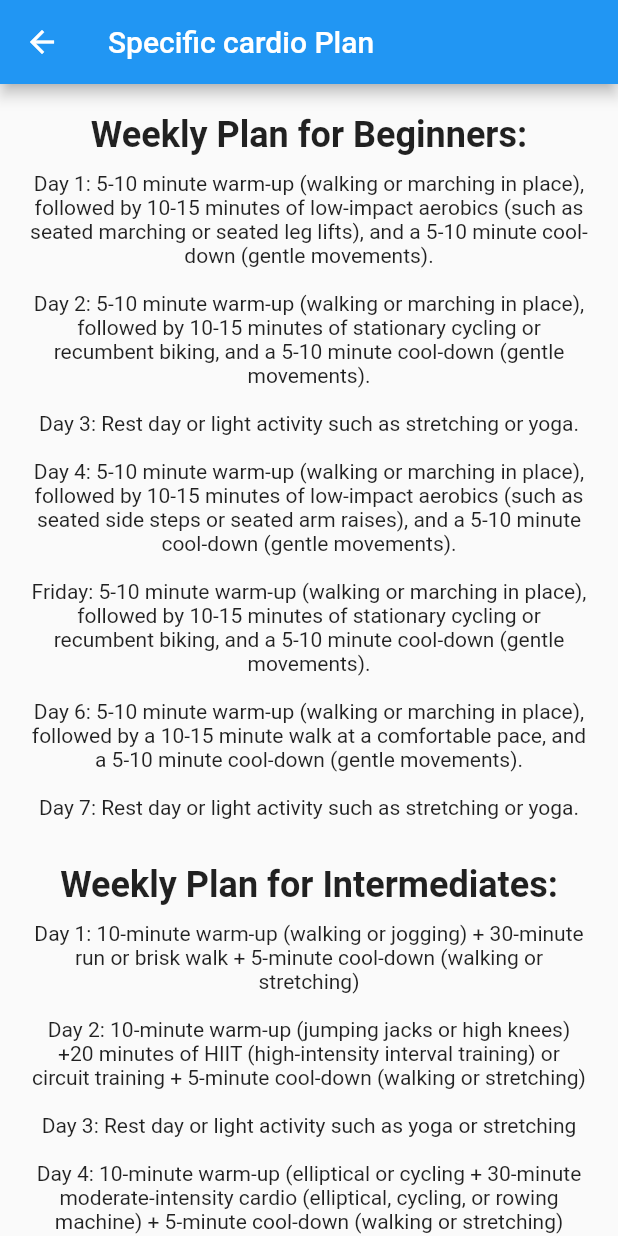
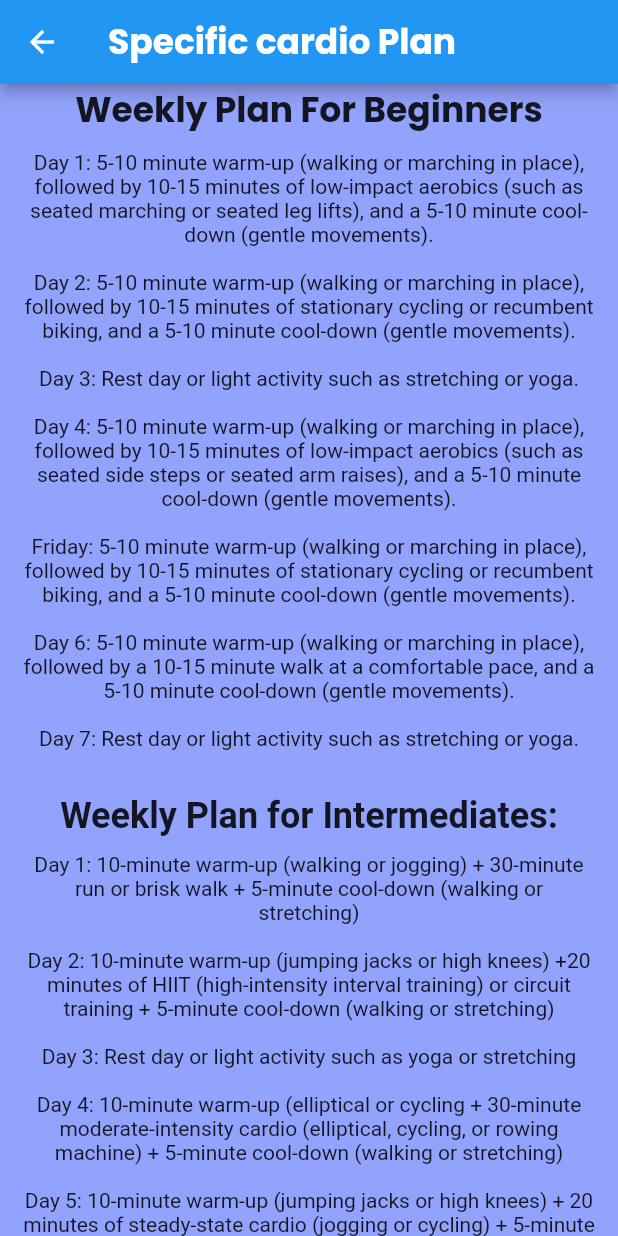
Before and after one commit to WSU-4110/health.e, a Flutter app: the screen it shows once a user with an empty profile is signed in, after a tap on "Personal Workout", on a phone screen of 412 x 824 dp. Run offline on Flutter 3.47's test engine with Material 2 defaults, Android fonts, the light colour scheme and no system bars; our stand-ins replace datetime_picker_formfield_new, firebase_auth, firebase_core, flutter_local_notifications, flutter_svg, font_awesome_flutter and 7 more; accounts and stored records are empty.

Commit message:
Started fixing layout of workouts.

```diff
--- a/lib/screen/Workouts/WorkoutCardio.dart
+++ b/lib/screen/Workouts/WorkoutCardio.dart
@@ -1,5 +1,6 @@
 import 'package:flutter/material.dart';
-
+import 'package:google_fonts/google_fonts.dart';
+import 'package:healthe/value/color.dart';
 
 class WorkoutCardio extends StatelessWidget {
 
@@ -7,41 +8,52 @@ class WorkoutCardio extends StatelessWidget {
   Widget build(BuildContext context) {
     return Scaffold(
       appBar: AppBar(
-        title: const Text('Specific cardio Plan'),
+        title: Text(
+          'Specific cardio Plan',
+          style:
+          GoogleFonts.poppins(fontStyle: FontStyle.normal, fontWeight: FontWeight.w700, fontSize: 23),
         ),
-      body: SingleChildScrollView(
-        child: Container(
-          padding: const EdgeInsets.all(20.0),
+      ),
+      body: Container(
+        padding: const EdgeInsets.only(left: 15, right: 15),
+        decoration: BoxDecoration(
+          gradient: LinearGradient(
+            colors: [gradientColors_1, gradientColors_1],
+          ),
+        ),
+        child: SingleChildScrollView(
+        child: Expanded(
         child: Column(
           mainAxisAlignment: MainAxisAlignment.center,
           crossAxisAlignment: CrossAxisAlignment.center,
-            children: const <Widget>[
+          children: [
             Text(
-                'Weekly Plan for Beginners:',
-                style: TextStyle(fontSize: 24.0, fontWeight: FontWeight.bold),
+              "Weekly Plan For Beginners",
+              style:
+              GoogleFonts.poppins(fontStyle: FontStyle.normal, fontWeight: FontWeight.w700, fontSize: 23),
             ),
-              SizedBox(height: 10.0),
-              Text(
+              const SizedBox(height: 10.0),
+              const Text(
                 'Day 1: 5-10 minute warm-up (walking or marching in place), followed by 10-15 minutes of low-impact aerobics (such as seated marching or seated leg lifts), and a 5-10 minute cool-down (gentle movements).\n\nDay 2: 5-10 minute warm-up (walking or marching in place), followed by 10-15 minutes of stationary cycling or recumbent biking, and a 5-10 minute cool-down (gentle movements).\n\nDay 3: Rest day or light activity such as stretching or yoga.\n\nDay 4: 5-10 minute warm-up (walking or marching in place), followed by 10-15 minutes of low-impact aerobics (such as seated side steps or seated arm raises), and a 5-10 minute cool-down (gentle movements).\n\nFriday: 5-10 minute warm-up (walking or marching in place), followed by 10-15 minutes of stationary cycling or recumbent biking, and a 5-10 minute cool-down (gentle movements).\n\nDay 6: 5-10 minute warm-up (walking or marching in place), followed by a 10-15 minute walk at a comfortable pace, and a 5-10 minute cool-down (gentle movements).\n\nDay 7: Rest day or light activity such as stretching or yoga.',
                 textAlign: TextAlign.center,
               ),
-              SizedBox(height: 30.0),
-              Text(
+              const SizedBox(height: 30.0),
+              const Text(
                 'Weekly Plan for Intermediates:',
                 style: TextStyle(fontSize: 24.0, fontWeight: FontWeight.bold),
               ),
-              SizedBox(height: 10.0),
-              Text(
+              const SizedBox(height: 10.0),
+              const Text(
                 'Day 1: 10-minute warm-up (walking or jogging) + 30-minute run or brisk walk + 5-minute cool-down (walking or stretching)\n\nDay 2: 10-minute warm-up (jumping jacks or high knees) +20 minutes of HIIT (high-intensity interval training) or circuit training + 5-minute cool-down (walking or stretching)\n\nDay 3: Rest day or light activity such as yoga or stretching\n\nDay 4: 10-minute warm-up (elliptical or cycling + 30-minute moderate-intensity cardio (elliptical, cycling, or rowing machine) + 5-minute cool-down (walking or stretching)\n\nDay 5: 10-minute warm-up (jumping jacks or high knees) + 20 minutes of steady-state cardio (jogging or cycling) + 5-minute cool-down (walking or stretching)\n\nDay 6: 10-minute warm-up (elliptical or cycling) + 30-minute moderate-intensity cardio (elliptical, cycling, or rowing machine) + 5-minute cool-down (walking or stretching)\n\nDay 7: Rest day or light activity such as yoga or stretching',
                 textAlign: TextAlign.center,
               ),
-              SizedBox(height: 30.0),
-              Text(
+              const SizedBox(height: 30.0),
+              const Text(
                 'Weekly Plan for Experts:',
                 style: TextStyle(fontSize: 24.0, fontWeight: FontWeight.bold),
               ),
-              SizedBox(height: 10.0),
-              Text(
+              const SizedBox(height: 10.0),
+              const Text(
                 'Day 1: 10-minute warm-up (jumping jacks or high knees) + 45-minute run or high-intensity interval training (HIIT) + 5-minute cool-down (walking or stretching)\n\nDay 2: 10-minute warm-up (jumping jacks or high knees) + 30-minute cycling (indoor or outdoor) + 15 minutes of strength training (such as weight lifting or bodyweight exercises) + 5-minute cool-down (walking or stretching)\n\nDay 3:10-minute warm-up (elliptical or cycling) + 45-minute moderate-intensity cardio (elliptical, cycling, or rowing machine) + 5-minute cool-down (walking or stretching)\n\nDay 4:10-minute warm-up (jumping jacks or high knees) + 30 minutes of HIIT or circuit training + 15 minutes of strength training + 5-minute cool-down (walking or stretching)\n\nDay 5:10-minute warm-up (elliptical or cycling) + 45-minute run or high-intensity cardio (such as stair climbing) + 5-minute cool-down (walking or stretching)\n\nDay 6:10-minute warm-up (jumping jacks or high knees) + 30-minute cycling (indoor or outdoor) + 15 minutes of strength training + 5-minute cool-down (walking or stretching)\n\nDay 7:Rest day or light activity such as yoga or stretching',
                 textAlign: TextAlign.center,
               ),
@@ -49,6 +61,8 @@ class WorkoutCardio extends StatelessWidget {
           ),
         ),
       ),
+
+    ),
       );
   }
 }
--- a/lib/screen/home_screen/MainPage.dart
+++ b/lib/screen/home_screen/MainPage.dart
@@ -366,16 +366,6 @@ class _MainPageState extends State<MainPage> {
               ),
 
               // Diet Tips List View
-              Container(
-                  margin: const EdgeInsets.only(left:20),
-                  child: Text("Take Assessment",
-                      style: GoogleFonts.poppins(
-                        color: Colors.black,
-                        fontSize: 20.0,
-                        fontWeight: FontWeight.w700,
-                      )
-                  )
-              ),
 
               Container(
                   height: 250,
@@ -393,32 +383,35 @@ class _MainPageState extends State<MainPage> {
                                     context) => QuizScreen()),);
                             }
                           },
-                          child: Container(
-                            width: 100,
-                            height: 200,
-                            decoration: BoxDecoration(
-                              boxShadow:
-                              [
-                                BoxShadow(
-                                  color: Colors.grey.withOpacity(0.5),
-                                  spreadRadius: 5,
-                                  blurRadius: 7,
-                                  offset: Offset(0, 3), // changes position of shadow
+                          child: Stack(
+                              children: <Widget>[
+                                Container(
+                                  height:200,
+                                  width: 400,
+                                  margin: const EdgeInsets.only(left:10, right: 10),
+                                  decoration: BoxDecoration(
+                                    borderRadius: BorderRadius.circular(10.0),
+                                    border: Border.all(
+                                        color: grayColors,
+                                        width: 1.0),
+                                  ),
+                                  child: ClipRRect(
+                                    borderRadius: BorderRadius.circular(10.0),
+                                    child: Image.asset('assets/icon/Assessment.jpg',
+                                      fit: BoxFit.fill,
+                                    ),
+                                  ),
                                 ),
-                              ],
-                              borderRadius: BorderRadius.circular(20),
-                              color: gradientColors_4,
-                              border: Border.all(color: grayColors),
-
-
-                            ),
-                            child: Center(
-                                child: Text("Take Assessment" ,
-                                    style: GoogleFonts.poppins(
-                                      color: Colors.black,
-                                      fontSize: 30,
-                                    ))
-                            ),
+                                Container(
+                                    alignment: Alignment.center,
+                                    child: const Text(
+                                      'Reevaluate Assessment',
+                                      style: TextStyle(color: Colors.black,
+                                          fontWeight: FontWeight.bold,
+                                          fontSize: 28.0),
+                                    )
+                                ),
+                              ]
                           ),
                         ),
                       ), ],
```
Also changed, not shown: assets/icon/Workouts.jpg (added), 5 other files. Lines whose indentation alone changed are shown as unchanged.
